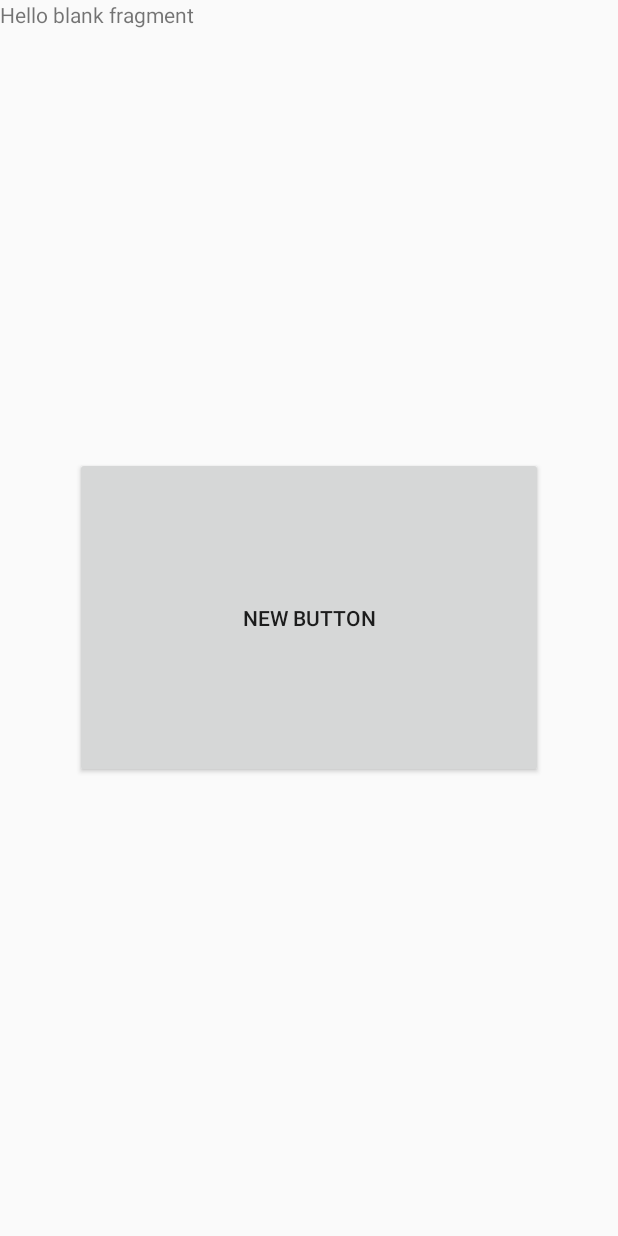
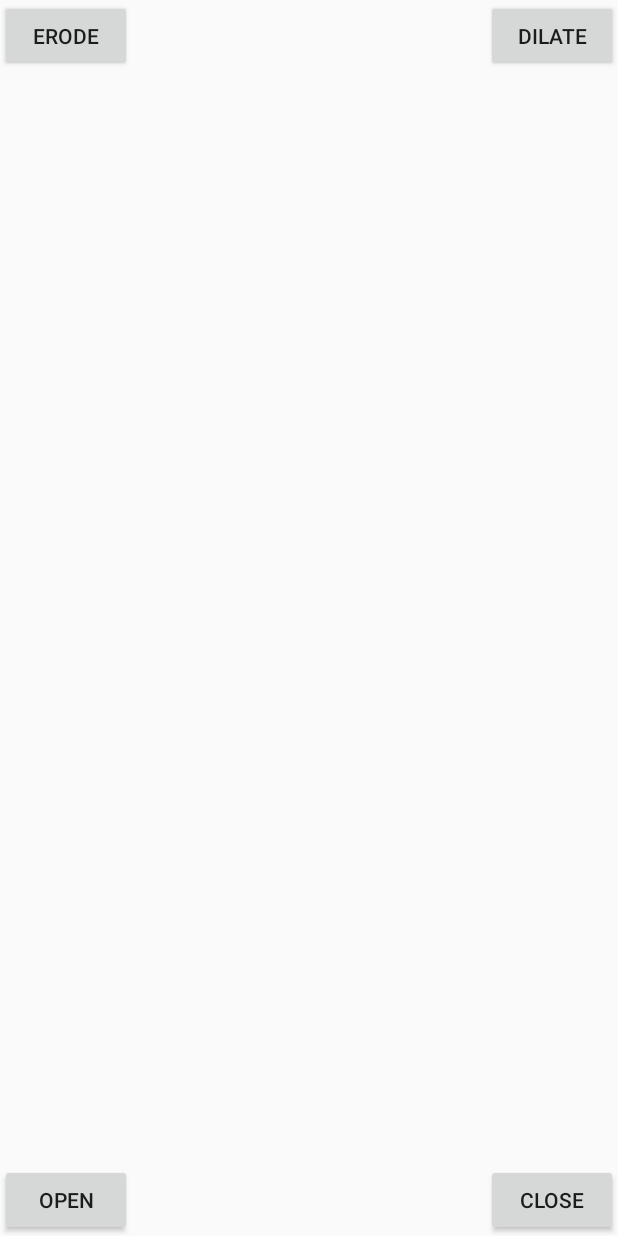
Before and after one commit to superbiaYang/ImageProcessing, an Android app: the layout fragment_morphology.xml on its own in the app's theme, with its tools: preview values and no code run, on a phone screen of 412 x 824 dp. Run offline under Robolectric (Android 15) with nearby library versions, the phone set to English and light mode, and no system bars.

Commit message:
Unfinished version, erode dilate open close function completed

```diff
--- a/app/src/main/res/layout/fragment_morphology.xml
+++ b/app/src/main/res/layout/fragment_morphology.xml
@@ -4,17 +4,35 @@
     android:layout_height="match_parent"
     tools:context="superbiayang.imageprocessing.MorphologyFragment">
 
-    <!-- TODO: Update blank fragment layout -->
-    <TextView
-        android:layout_width="match_parent"
-        android:layout_height="match_parent"
-        android:text="@string/hello_blank_fragment" />
+    <Button
+        android:id="@+id/morphology_erode_button"
+        android:layout_width="wrap_content"
+        android:layout_height="wrap_content"
+        android:layout_gravity="left|top"
+        android:onClick="onMorphologyButtonPressed"
+        android:text="erode" />
 
     <Button
-        android:id="@+id/button7"
-        android:layout_width="312dp"
-        android:layout_height="214dp"
-        android:layout_gravity="center"
-        android:text="New Button" />
+        android:id="@+id/morphology_dilate_button"
+        android:layout_width="wrap_content"
+        android:layout_height="wrap_content"
+        android:layout_gravity="right|top"
+        android:onClick="onMorphologyButtonPressed"
+        android:text="dilate" />
 
+    <Button
+        android:id="@+id/morphology_open_button"
+        android:layout_width="wrap_content"
+        android:layout_height="wrap_content"
+        android:layout_gravity="left|bottom"
+        android:onClick="onMorphologyButtonPressed"
+        android:text="open" />
+
+    <Button
+        android:id="@+id/morphology_close_button"
+        android:layout_width="wrap_content"
+        android:layout_height="wrap_content"
+        android:layout_gravity="right|bottom"
+        android:onClick="onMorphologyButtonPressed"
+        android:text="close" />
 </FrameLayout>
```
Also changed, not shown: app/src/main/java/processor/OpenCV/Morphology.java (added, +61 -0 lines), app/src/main/java/superbiayang/imageprocessing/MainActivity.java (+40 -35 lines), app/src/main/java/superbiayang/imageprocessing/MorphologyFragment.java (+2 -27 lines), app/src/main/res/layout/app_bar_main.xml (+0 -8 lines), app/src/main/res/layout/content_main.xml (+4 -20 lines), app/src/main/res/menu/activity_main_drawer.xml (+5 -7 lines), 7 other files.
